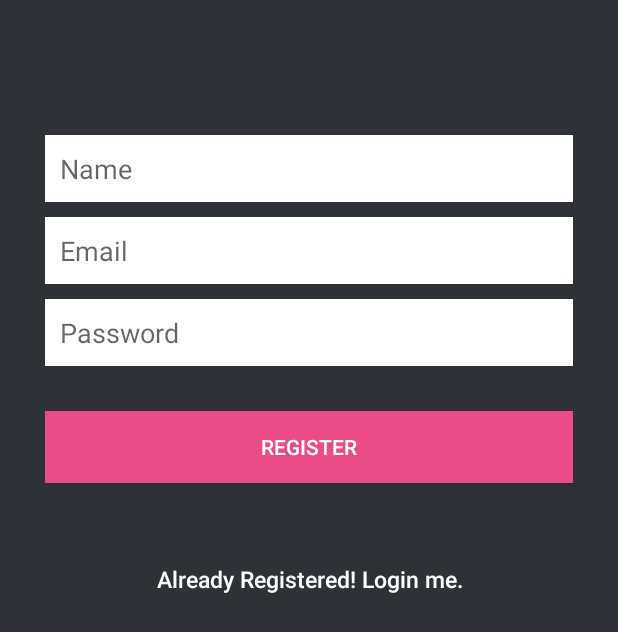
After one commit to AtulRathore/Login_and-_Register, an Android app: the layout register.xml on its own in the app's theme, with its tools: preview values and no code run, on a phone screen of 412 x 824 dp. The commit adds this screen. Shown: the top 632 px of the screen. Run offline under Robolectric (Android 15) with nearby library versions, the phone set to English and light mode, and no system bars.

Commit message:
Register UI Commit

```diff
--- /dev/null
+++ b/app/src/main/res/layout/register.xml
@@ -0,0 +1,81 @@
+<?xml version="1.0" encoding="utf-8"?>
+<LinearLayout xmlns:android="http://schemas.android.com/apk/res/android"
+    android:orientation="vertical"
+    android:layout_width="match_parent"
+    android:layout_height="match_parent"
+    android:padding="10sp"
+    android:gravity="center"
+    android:background="@color/bgregister">
+
+    <LinearLayout
+        android:layout_width="match_parent"
+        android:layout_height="match_parent"
+        android:paddingLeft="20sp"
+        android:orientation="vertical"
+        android:paddingRight="20sp"
+        android:layout_alignParentTop="true"
+        android:layout_alignParentLeft="true"
+        android:layout_alignParentStart="true"
+        android:layout_alignParentBottom="true">
+
+
+        <EditText
+            android:id="@+id/name"
+            android:layout_width="fill_parent"
+            android:layout_height="wrap_content"
+            android:layout_marginBottom="10sp"
+            android:background="@color/white"
+            android:hint="@string/hint_name"
+            android:layout_marginTop="80sp"
+            android:inputType="textEmailAddress"
+            android:padding="10sp"
+            android:singleLine="true"
+            android:textColor="@color/inputlogin"/>
+
+        <EditText
+            android:id="@+id/email"
+            android:layout_width="fill_parent"
+            android:layout_height="wrap_content"
+            android:layout_marginBottom="10sp"
+            android:background="@color/white"
+            android:hint="@string/hint_email"
+            android:inputType="textEmailAddress"
+            android:padding="10sp"
+            android:singleLine="true"
+            android:textColor="@color/inputlogin"/>
+
+        <EditText
+            android:id="@+id/pass"
+            android:layout_width="fill_parent"
+            android:layout_height="wrap_content"
+            android:layout_marginBottom="10sp"
+            android:background="@color/white"
+            android:hint="@string/hint_pass"
+            android:inputType="textPassword"
+            android:padding="10sp"
+            android:textColor="@color/inputlogin"
+            android:singleLine="true"/>
+
+        <Button
+            android:id="@+id/btnRegister"
+            android:layout_width="fill_parent"
+            android:layout_height="wrap_content"
+            android:layout_marginTop="20dip"
+            android:background="#ea4c88"
+            android:text="@string/btn_register"
+            android:textColor="@color/white" />
+
+        <Button
+            android:id="@+id/btnLinkToLoginScreen"
+            android:layout_width="fill_parent"
+            android:layout_height="wrap_content"
+            android:layout_marginTop="40dip"
+            android:background="@null"
+            android:text="@string/btn_link_to_login"
+            android:textAllCaps="false"
+            android:textColor="@color/white"
+            android:textSize="15dp" />
+
+    </LinearLayout>
+
+</LinearLayout>
--- a/app/src/main/res/values/strings.xml
+++ b/app/src/main/res/values/strings.xml
@@ -3,5 +3,8 @@
     <string name="hint_email">Email</string>
     <string name="hint_pass">Password</string>
     <string name="btn_login">Login</string>
+    <string name="hint_name">Name</string>
+    <string name="btn_register">Register</string>
+    <string name="btn_link_to_login">Already Registered! Login me.</string>
     <string name="to_register">Not a member? Sign up now. </string>
 </resources>
```
